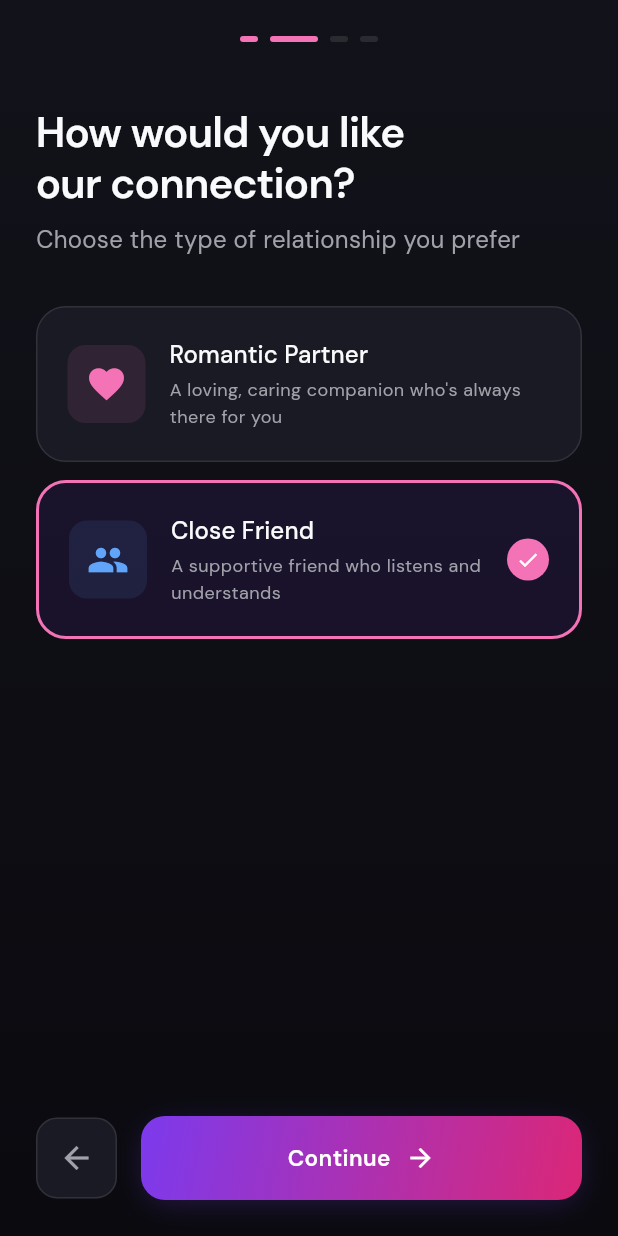
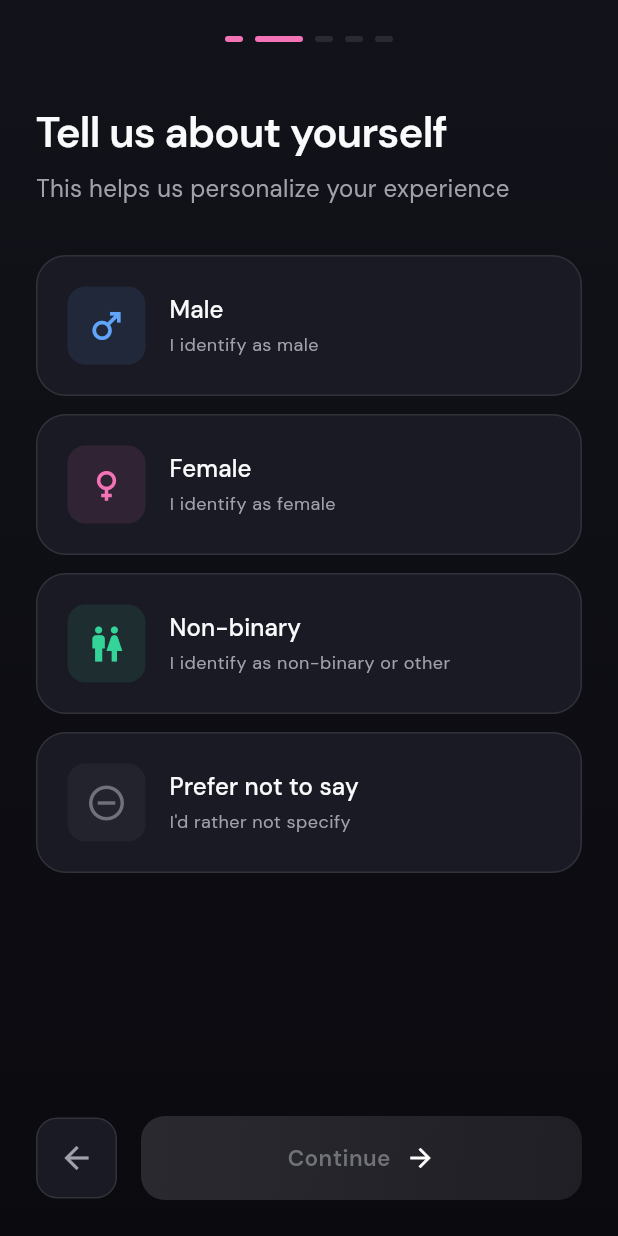
Before and after one commit to ilhamlabs-ai/Amorae, a Flutter app: the screen it shows once a user with an empty profile is signed in, swiped to page 2, on a phone screen of 412 x 824 dp. Run offline on Flutter 3.47's test engine with Material 3 defaults, Android fonts, the phone set to English and light mode, and no system bars; drawn by our look-alikes of flutter_animate; our stand-ins replace cached_network_image, cloud_firestore, dio, firebase_auth, firebase_core, firebase_storage and 6 more; accounts and stored records are empty.

Commit message:
Add gender and companion mode selection to onboarding

```diff
--- a/lib/features/onboarding/presentation/onboarding_screen.dart
+++ b/lib/features/onboarding/presentation/onboarding_screen.dart
@@ -26,6 +26,8 @@ class _OnboardingScreenState extends ConsumerState<OnboardingScreen> {
   // Onboarding data
   bool _ageConfirmed = false;
   bool _aiDisclosureAccepted = false;
+  String? _gender; // male, female, other, prefer-not-to-say
+  String _companionMode = 'multiple'; // single or multiple
   String _relationshipMode = 'friendly';
   String _companionStyle = 'warm_supportive';
   String _comfortApproach = 'balanced';
@@ -51,7 +53,7 @@ class _OnboardingScreenState extends ConsumerState<OnboardingScreen> {
   }
 
   void _nextPage() {
-    if (_currentPage < 3) {
+    if (_currentPage < 4) {
       _pageController.nextPage(
         duration: const Duration(milliseconds: 400),
         curve: Curves.easeInOut,
@@ -75,8 +77,10 @@ class _OnboardingScreenState extends ConsumerState<OnboardingScreen> {
       case 0:
         return _ageConfirmed && _aiDisclosureAccepted;
       case 1:
+        return _gender != null;
       case 2:
       case 3:
+      case 4:
         return true;
       default:
         return true;
@@ -95,6 +99,7 @@ class _OnboardingScreenState extends ConsumerState<OnboardingScreen> {
       // Update user with onboarding data
       await firestoreService.updateUser(userId, {
         'displayName': _preferredName.isNotEmpty ? _preferredName : null,
+        'gender': _gender,
         'onboarding': OnboardingState(
           completed: true,
           version: 1,
@@ -107,6 +112,7 @@ class _OnboardingScreenState extends ConsumerState<OnboardingScreen> {
           selfHarmEscalationEnabled: true,
         ).toMap(),
         'prefs': UserPreferences(
+          companionMode: _companionMode,
           relationshipMode: _relationshipMode,
           companionStyle: _companionStyle,
           comfortApproach: _comfortApproach,
@@ -161,8 +167,9 @@ class _OnboardingScreenState extends ConsumerState<OnboardingScreen> {
                   },
                   children: [
                     _buildDisclosurePage(),
+                    _buildGenderPage(),
+                    _buildCompanionModePage(),
                     _buildRelationshipPage(),
-                    _buildPersonalityPage(),
                     _buildNamePage(),
                   ],
                 ),
@@ -184,7 +191,7 @@ class _OnboardingScreenState extends ConsumerState<OnboardingScreen> {
         children: [
           Row(
             mainAxisAlignment: MainAxisAlignment.center,
-            children: List.generate(4, (index) {
+            children: List.generate(5, (index) {
               return Container(
                 width: index == _currentPage ? 32 : 12,
                 height: 4,
@@ -325,6 +332,124 @@ class _OnboardingScreenState extends ConsumerState<OnboardingScreen> {
               ],
             ),
           ).animate().fadeIn(delay: 300.ms, duration: 400.ms),
+        ],
+      ),
+    );
+  }
+
+  Widget _buildGenderPage() {
+    return SingleChildScrollView(
+      padding: const EdgeInsets.symmetric(horizontal: 24),
+      child: Column(
+        crossAxisAlignment: CrossAxisAlignment.start,
+        children: [
+          const SizedBox(height: 20),
+
+          Text(
+            'Tell us about yourself',
+            style: AppTextStyles.displaySmall,
+          ).animate().fadeIn(duration: 400.ms),
+
+          const SizedBox(height: 8),
+
+          Text(
+            'This helps us personalize your experience',
+            style: AppTextStyles.bodyLarge.copyWith(
+              color: AppColors.textSecondary,
+            ),
+          ).animate().fadeIn(delay: 100.ms, duration: 400.ms),
+
+          const SizedBox(height: 32),
+
+          _buildOptionCard(
+            title: 'Male',
+            description: 'I identify as male',
+            icon: Icons.male,
+            iconColor: AppColors.info,
+            isSelected: _gender == 'male',
+            onTap: () => setState(() => _gender = 'male'),
+          ).animate().fadeIn(delay: 200.ms, duration: 400.ms),
+
+          const SizedBox(height: 12),
+
+          _buildOptionCard(
+            title: 'Female',
+            description: 'I identify as female',
+            icon: Icons.female,
+            iconColor: AppColors.accent,
+            isSelected: _gender == 'female',
+            onTap: () => setState(() => _gender = 'female'),
+          ).animate().fadeIn(delay: 250.ms, duration: 400.ms),
+
+          const SizedBox(height: 12),
+
+          _buildOptionCard(
+            title: 'Non-binary',
+            description: 'I identify as non-binary or other',
+            icon: Icons.wc,
+            iconColor: AppColors.success,
+            isSelected: _gender == 'other',
+            onTap: () => setState(() => _gender = 'other'),
+          ).animate().fadeIn(delay: 300.ms, duration: 400.ms),
+
+          const SizedBox(height: 12),
+
+          _buildOptionCard(
+            title: 'Prefer not to say',
+            description: 'I\'d rather not specify',
+            icon: Icons.remove_circle_outline,
+            iconColor: AppColors.textTertiary,
+            isSelected: _gender == 'prefer-not-to-say',
+            onTap: () => setState(() => _gender = 'prefer-not-to-say'),
+          ).animate().fadeIn(delay: 350.ms, duration: 400.ms),
+        ],
+      ),
+    );
+  }
+
+  Widget _buildCompanionModePage() {
+    return SingleChildScrollView(
+      padding: const EdgeInsets.symmetric(horizontal: 24),
+      child: Column(
+        crossAxisAlignment: CrossAxisAlignment.start,
+        children: [
+          const SizedBox(height: 20),
+
+          Text(
+            'Choose your companion',
+            style: AppTextStyles.displaySmall,
+          ).animate().fadeIn(duration: 400.ms),
+
+          const SizedBox(height: 8),
+
+          Text(
+            'Who would you like to talk to?',
+            style: AppTextStyles.bodyLarge.copyWith(
+              color: AppColors.textSecondary,
+            ),
+          ).animate().fadeIn(delay: 100.ms, duration: 400.ms),
+
+          const SizedBox(height: 32),
+
+          _buildOptionCard(
+            title: 'Single Companion',
+            description: 'One dedicated AI companion (girlfriend, boyfriend, or friend)',
+            icon: Icons.person,
+            iconColor: AppColors.accent,
+            isSelected: _companionMode == 'single',
+            onTap: () => setState(() => _companionMode = 'single'),
+          ).animate().fadeIn(delay: 200.ms, duration: 400.ms),
+
+          const SizedBox(height: 12),
+
+          _buildOptionCard(
+            title: 'Multiple Companions',
+            description: 'Access to all 10 AI companions with different personalities',
+            icon: Icons.groups,
+            iconColor: AppColors.info,
+            isSelected: _companionMode == 'multiple',
+            onTap: () => setState(() => _companionMode = 'multiple'),
+          ).animate().fadeIn(delay: 250.ms, duration: 400.ms),
         ],
       ),
     );
--- a/lib/shared/models/user_model.dart
+++ b/lib/shared/models/user_model.dart
@@ -213,6 +213,7 @@ class SafetySettings {
 
 /// User preferences for AI interaction
 class UserPreferences {
+  final String companionMode; // single | multiple
   final String selectedPersona; // amora (default), einstein, gandhi, etc.
   final String? customPersonaName; // For girlfriend/boyfriend/friend personas
   final String relationshipMode; // romantic | friendly
@@ -225,6 +226,7 @@ class UserPreferences {
   final List<String> phrasesToAvoid;
 
   UserPreferences({
+    this.companionMode = 'multiple',
     this.selectedPersona = 'amora',
     this.customPersonaName,
     this.relationshipMode = 'friendly',
@@ -239,6 +241,7 @@ class UserPreferences {
 
   factory UserPreferences.fromMap(Map<String, dynamic> map) {
     return UserPreferences(
+      companionMode: map['companionMode'] ?? 'multiple',
       selectedPersona: map['selectedPersona'] ?? 'amora',
       customPersonaName: map['customPersonaName'],
       relationshipMode: map['relationshipMode'] ?? 'friendly',
@@ -254,6 +257,7 @@ class UserPreferences {
 
   Map<String, dynamic> toMap() {
     return {
+      'companionMode': companionMode,
       'selectedPersona': selectedPersona,
       'customPersonaName': customPersonaName,
       'relationshipMode': relationshipMode,
@@ -272,6 +276,7 @@ class UserPreferences {
   }
 
   UserPreferences copyWith({
+    String? companionMode,
     String? selectedPersona,
     String? customPersonaName,
     String? relationshipMode,
@@ -284,6 +289,7 @@ class UserPreferences {
     List<String>? phrasesToAvoid,
   }) {
     return UserPreferences(
+      companionMode: companionMode ?? this.companionMode,
       selectedPersona: selectedPersona ?? this.selectedPersona,
       customPersonaName: customPersonaName ?? this.customPersonaName,
       relationshipMode: relationshipMode ?? this.relationshipMode,
```
